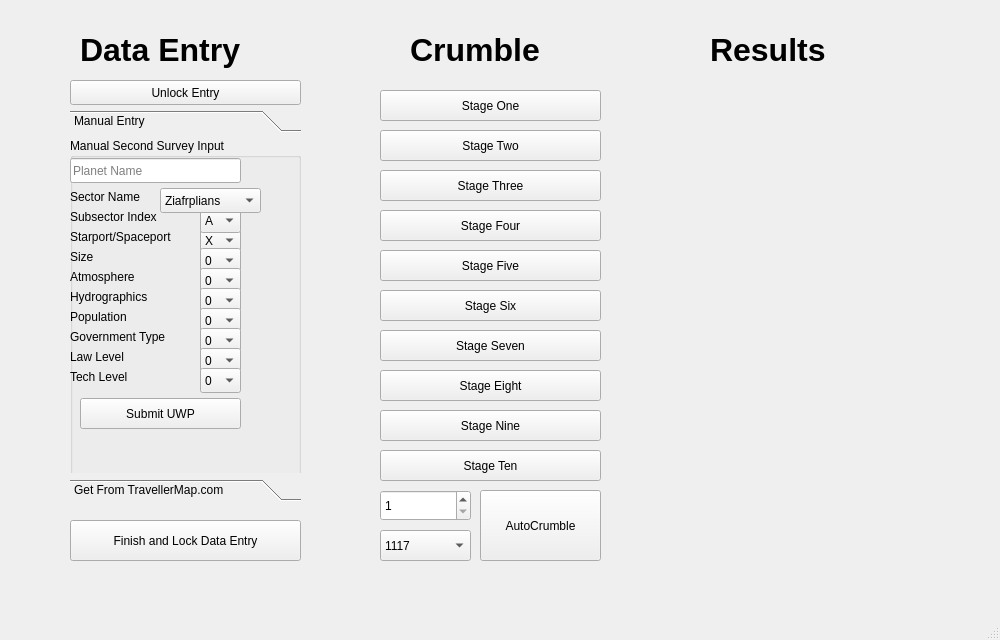
Qt form mainwindow.ui (Penultimate-Panacea/World-Crumbler) before a commit.
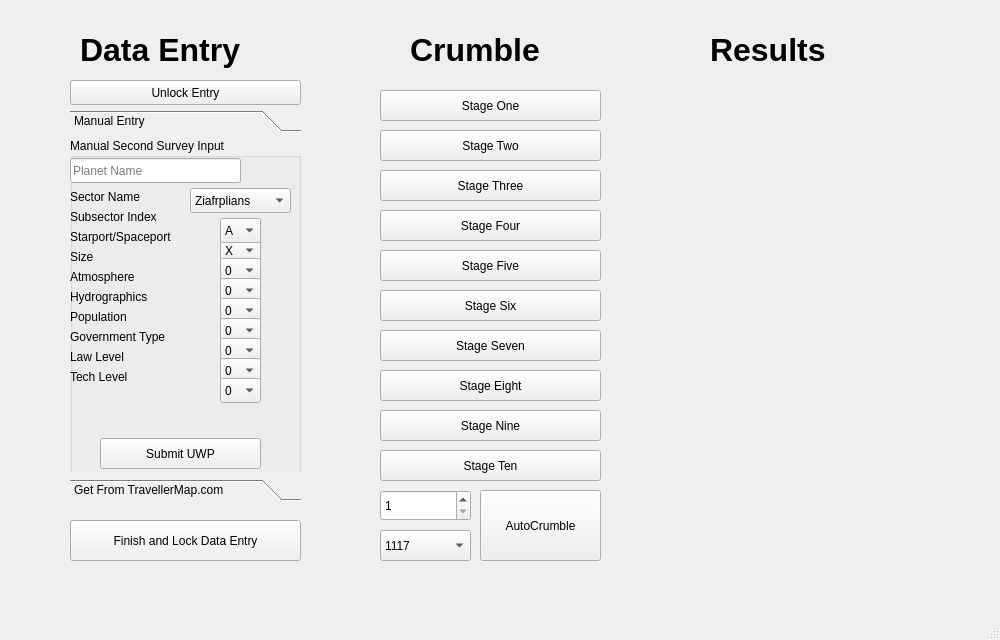
The same form after that commit.

Commit message: Added Stage 1A crumble

```diff
--- a/mainwindow.ui
+++ b/mainwindow.ui
@@ -59,8 +59,8 @@
       <widget class="QComboBox" name="OriginalStarportInput">
        <property name="geometry">
         <rect>
-         <x>130</x>
-         <y>90</y>
+         <x>150</x>
+         <y>100</y>
          <width>41</width>
          <height>25</height>
         </rect>
@@ -117,8 +117,8 @@
       <widget class="QComboBox" name="OriginalSizeInput">
        <property name="geometry">
         <rect>
-         <x>130</x>
-         <y>110</y>
+         <x>150</x>
+         <y>120</y>
          <width>41</width>
          <height>25</height>
         </rect>
@@ -182,8 +182,8 @@
       <widget class="QComboBox" name="OriginalAtmosphereInput">
        <property name="geometry">
         <rect>
-         <x>130</x>
-         <y>130</y>
+         <x>150</x>
+         <y>140</y>
          <width>41</width>
          <height>25</height>
         </rect>
@@ -247,8 +247,8 @@
       <widget class="QComboBox" name="OriginalHydrosphereInput">
        <property name="geometry">
         <rect>
-         <x>130</x>
-         <y>150</y>
+         <x>150</x>
+         <y>160</y>
          <width>41</width>
          <height>25</height>
         </rect>
@@ -312,8 +312,8 @@
       <widget class="QComboBox" name="OriginalPopulationInput">
        <property name="geometry">
         <rect>
-         <x>130</x>
-         <y>170</y>
+         <x>150</x>
+         <y>180</y>
          <width>41</width>
          <height>25</height>
         </rect>
@@ -377,8 +377,8 @@
       <widget class="QComboBox" name="OriginalGovernmentInput">
        <property name="geometry">
         <rect>
-         <x>130</x>
-         <y>190</y>
+         <x>150</x>
+         <y>200</y>
          <width>41</width>
          <height>25</height>
         </rect>
@@ -445,8 +445,8 @@
       <widget class="QComboBox" name="OriginalLawInput">
        <property name="geometry">
         <rect>
-         <x>130</x>
-         <y>210</y>
+         <x>150</x>
+         <y>220</y>
          <width>41</width>
          <height>25</height>
         </rect>
@@ -510,8 +510,8 @@
       <widget class="QComboBox" name="OriginalTechInput">
        <property name="geometry">
         <rect>
-         <x>130</x>
-         <y>230</y>
+         <x>150</x>
+         <y>240</y>
          <width>41</width>
          <height>25</height>
         </rect>
@@ -700,8 +700,8 @@
       <widget class="QPushButton" name="ManualInputPushButton">
        <property name="geometry">
         <rect>
-         <x>10</x>
-         <y>260</y>
+         <x>30</x>
+         <y>300</y>
          <width>161</width>
          <height>31</height>
         </rect>
@@ -729,8 +729,8 @@
       <widget class="QComboBox" name="SubsectorLetterInput">
        <property name="geometry">
         <rect>
-         <x>130</x>
-         <y>70</y>
+         <x>150</x>
+         <y>80</y>
          <width>41</width>
          <height>25</height>
         </rect>
@@ -819,7 +819,7 @@
       <widget class="QComboBox" name="SectorNameInput">
        <property name="geometry">
         <rect>
-         <x>90</x>
+         <x>120</x>
          <y>50</y>
          <width>101</width>
          <height>25</height>
```
Left out of the diff: 5 changed lines with no effect on the pictures. The commit also changes 1 other file.
